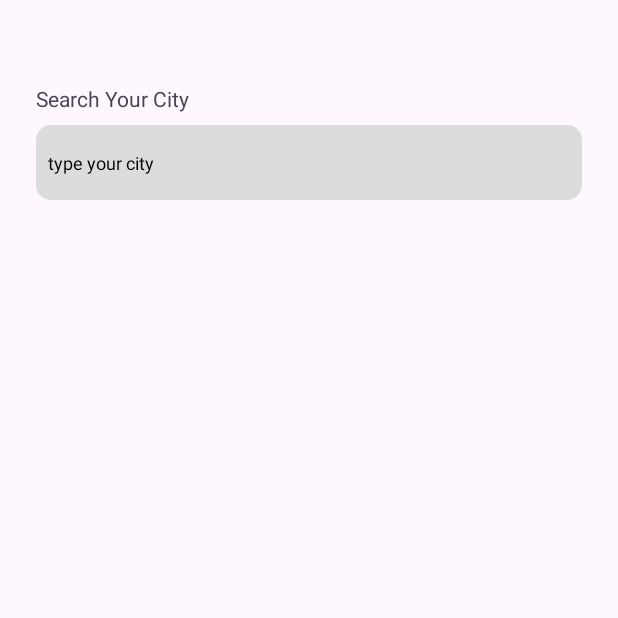
After one commit to AmarantBCL/Bliss-Weather, an Android app: the CityListActivity screen opened directly, with no data from a screen before it, on a phone screen of 412 x 824 dp, the top half of it. The commit adds this screen. Run offline under Robolectric (Android 15) with nearby library versions, the phone set to English and light mode, and no system bars.

Commit message:
City list

```diff
--- a/app/src/main/AndroidManifest.xml
+++ b/app/src/main/AndroidManifest.xml
@@ -15,6 +15,9 @@
         android:theme="@style/Theme.BlissWeather"
         tools:targetApi="31">
         <activity
+            android:name=".activity.CityListActivity"
+            android:exported="false" />
+        <activity
             android:name=".activity.MainActivity"
             android:exported="true">
             <intent-filter>
--- /dev/null
+++ b/app/src/main/java/com/amarant/apps/blissweather/activity/CityListActivity.kt
@@ -0,0 +1,87 @@
+package com.amarant.apps.blissweather.activity
+
+import android.graphics.Color
+import android.os.Bundle
+import android.text.Editable
+import android.text.TextWatcher
+import android.view.View
+import android.view.WindowManager
+import androidx.activity.viewModels
+import androidx.appcompat.app.AppCompatActivity
+import androidx.core.widget.addTextChangedListener
+import androidx.recyclerview.widget.LinearLayoutManager
+import com.amarant.apps.blissweather.R
+import com.amarant.apps.blissweather.adapter.CityAdapter
+import com.amarant.apps.blissweather.databinding.ActivityCityListBinding
+import com.amarant.apps.blissweather.databinding.CityViewholderBinding
+import com.amarant.apps.blissweather.model.CityResponseApi
+import com.amarant.apps.blissweather.viewmodel.CityViewModel
+import retrofit2.Call
+import retrofit2.Callback
+import retrofit2.Response
+
+class CityListActivity : AppCompatActivity() {
+
+    lateinit var binding: ActivityCityListBinding
+    private val cityAdapter by lazy { CityAdapter() }
+    private val cityViewModel: CityViewModel by viewModels()
+
+    override fun onCreate(savedInstanceState: Bundle?) {
+        super.onCreate(savedInstanceState)
+        binding = ActivityCityListBinding.inflate(layoutInflater)
+        setContentView(binding.root)
+
+        window.apply {
+            addFlags(WindowManager.LayoutParams.FLAG_DRAWS_SYSTEM_BAR_BACKGROUNDS)
+            statusBarColor = Color.TRANSPARENT
+        }
+
+        binding.apply {
+            cityEdt.addTextChangedListener(object : TextWatcher {
+                override fun beforeTextChanged(
+                    s: CharSequence?,
+                    start: Int,
+                    count: Int,
+                    after: Int
+                ) {
+
+                }
+
+                override fun onTextChanged(s: CharSequence?, start: Int, before: Int, count: Int) {
+
+                }
+
+                override fun afterTextChanged(s: Editable?) {
+                    progressBar2.visibility = View.VISIBLE
+                    cityViewModel.loadCity(s.toString(), 10).enqueue(object :
+                        Callback<CityResponseApi> {
+                        override fun onResponse(
+                            call: Call<CityResponseApi>,
+                            response: Response<CityResponseApi>
+                        ) {
+                            if (response.isSuccessful) {
+                                val data = response.body()
+                                data?.let {
+                                    progressBar2.visibility = View.GONE
+                                    cityAdapter.differ.submitList(it)
+                                    cityView.apply {
+                                        layoutManager = LinearLayoutManager(
+                                            this@CityListActivity,
+                                            LinearLayoutManager.HORIZONTAL,
+                                            false
+                                        )
+                                        adapter = cityAdapter
+                                    }
+                                }
+                            }
+                        }
+
+                        override fun onFailure(call: Call<CityResponseApi>, t: Throwable) {
+
+                        }
+                    })
+                }
+            })
+        }
+    }
+}
--- /dev/null
+++ b/app/src/main/res/drawable/edittext_bg.xml
@@ -0,0 +1,9 @@
+<?xml version="1.0" encoding="utf-8"?>
+<selector xmlns:android="http://schemas.android.com/apk/res/android">
+    <item>
+        <shape android:shape="rectangle">
+            <corners android:radius="10dp" />
+            <solid android:color="#DCDCDC" />
+        </shape>
+    </item>
+</selector>
--- /dev/null
+++ b/app/src/main/res/layout/activity_city_list.xml
@@ -0,0 +1,45 @@
+<?xml version="1.0" encoding="utf-8"?>
+<LinearLayout xmlns:android="http://schemas.android.com/apk/res/android"
+    xmlns:app="http://schemas.android.com/apk/res-auto"
+    xmlns:tools="http://schemas.android.com/tools"
+    android:layout_width="match_parent"
+    android:layout_height="match_parent"
+    android:orientation="vertical"
+    android:padding="24dp"
+    tools:context=".activity.CityListActivity">
+
+    <TextView
+        android:id="@+id/textView"
+        android:layout_width="match_parent"
+        android:layout_height="wrap_content"
+        android:layout_marginTop="32dp"
+        android:text="Search Your City" />
+
+    <EditText
+        android:id="@+id/cityEdt"
+        android:layout_width="match_parent"
+        android:layout_height="50dp"
+        android:layout_marginTop="8dp"
+        android:background="@drawable/edittext_bg"
+        android:ems="10"
+        android:hint="type your city"
+        android:inputType="text"
+        android:padding="8dp"
+        android:textColorHint="@color/black"
+        android:textSize="12sp" />
+
+    <androidx.recyclerview.widget.RecyclerView
+        android:id="@+id/cityView"
+        android:layout_width="match_parent"
+        android:layout_height="wrap_content"
+        android:layout_marginTop="32dp" />
+
+    <ProgressBar
+        android:id="@+id/progressBar2"
+        style="?android:attr/progressBarStyle"
+        android:layout_width="match_parent"
+        android:layout_height="wrap_content"
+        android:visibility="gone"
+        tools:visibility="visible" />
+
+</LinearLayout>
```
Also changed, not shown: app/src/main/java/com/amarant/apps/blissweather/activity/MainActivity.kt (+14 -3 lines), app/src/main/java/com/amarant/apps/blissweather/adapter/CityAdapter.kt (added, +54 -0 lines), app/src/main/java/com/amarant/apps/blissweather/model/CityResponseApi.kt (added, +326 -0 lines), app/src/main/java/com/amarant/apps/blissweather/repository/CityRepository.kt (added, +9 -0 lines), app/src/main/java/com/amarant/apps/blissweather/server/ApiServices.kt (+8 -0 lines), app/src/main/java/com/amarant/apps/blissweather/viewmodel/CityViewModel.kt (added, +14 -0 lines), app/src/main/res/layout/city_viewholder.xml (added, +20 -0 lines).
